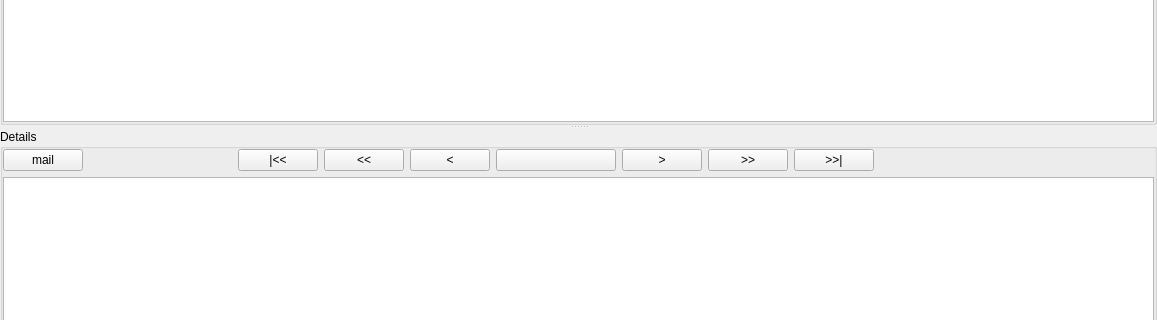
This is dashboard2/finished.ui in etijskens/job-monitoring as Qt 5 draws it before an edit; both pictures show x 0 to 1157 and y 178 to 498 of the 1157 by 863 pixel window. The edited form follows.
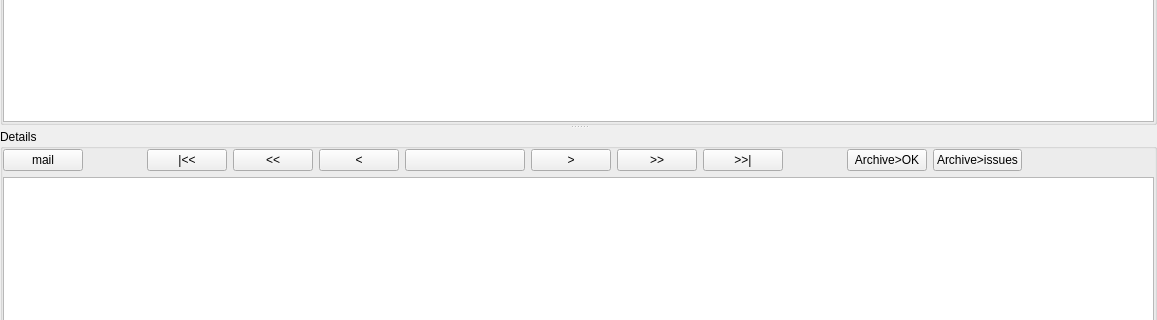
This is the edited form.

What changed in the file:
```diff
--- a/dashboard2/finished.ui
+++ b/dashboard2/finished.ui
@@ -361,6 +361,20 @@
             </property>
            </spacer>
           </item>
+          <item>
+           <widget class="QPushButton" name="qwArchiveToNonIssues">
+            <property name="text">
+             <string>Archive&gt;OK</string>
+            </property>
+           </widget>
+          </item>
+          <item>
+           <widget class="QPushButton" name="qwArchiveToIssues">
+            <property name="text">
+             <string>Archive&gt;issues</string>
+            </property>
+           </widget>
+          </item>
           <item>
            <widget class="QLabel" name="qwDetailsJobid">
             <property name="sizePolicy">
```
